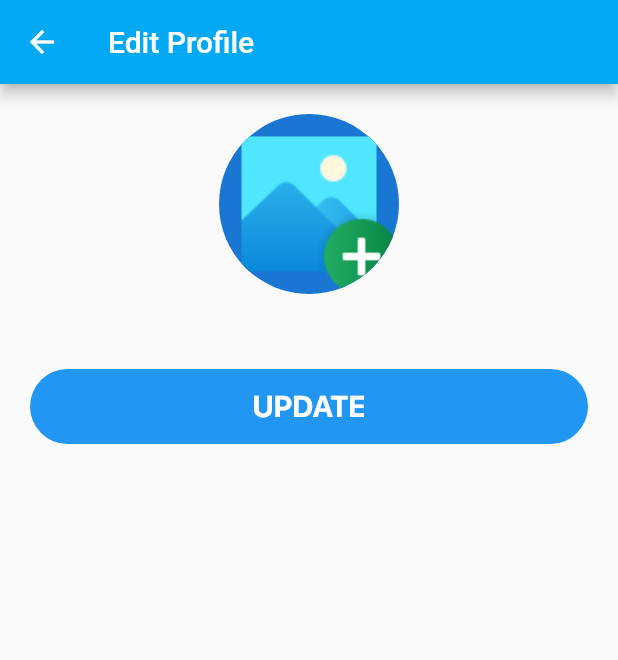
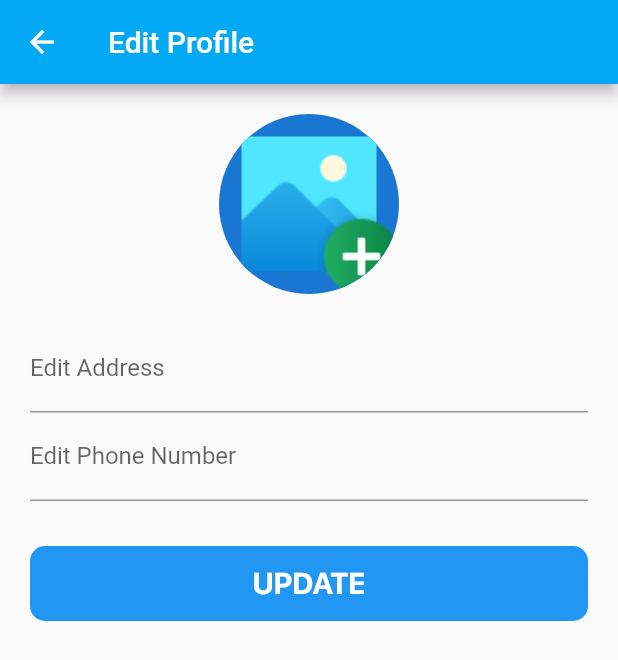
Before and after one commit to yash181999/Emp_Care, a Flutter app: the EditProfile screen opened directly, on a phone screen of 412 x 824 dp. Shown: the top 660 px of the screen. Run offline on Flutter 3.47's test engine with Material 2 defaults, Android fonts, the light colour scheme and no system bars; our stand-ins replace bubble, cloud_firestore, firebase_auth, firebase_storage, image_picker, pie_chart and 1 more; missing offline and left inert: date_range_picker, flutter_dialogflow_v2; accounts and stored records are empty; statements that could not run were skipped; project files that could hold a hidden picture were left out.

Commit message:
New Commit Main App

```diff
--- a/lib/profile/editProfile.dart
+++ b/lib/profile/editProfile.dart
@@ -23,13 +23,14 @@ class EditProfile extends StatefulWidget {
 class _EditProfileState extends State<EditProfile> {
 
   final _formKey = GlobalKey<FormState>();
-  TextEditingController nameController = TextEditingController();
-  TextEditingController bioController = TextEditingController();
+  TextEditingController addressController = TextEditingController();
+  TextEditingController phoneNumber = TextEditingController();
 
   initState(){
     super.initState();
     setState(() {
-      nameController.text  = widget.name;
+      addressController.text  = widget.address;
+      phoneNumber.text = widget.phone;
     });
   }
 
@@ -45,7 +46,7 @@ class _EditProfileState extends State<EditProfile> {
         color: Colors.blue,
         elevation: 0,
         shape: RoundedRectangleBorder(
-          borderRadius: BorderRadius.circular(58.0),
+          borderRadius: BorderRadius.circular(10),
         ),
         onPressed: () async{
 
@@ -65,21 +66,14 @@ class _EditProfileState extends State<EditProfile> {
               (await uploadThumbnailImage.onComplete);
               final String imageUrl = await imageDownloadUrl.ref.getDownloadURL();
 
-              Firestore.instance.collection("Users").document(widget.userId).updateData({
-                "profilePic" : imageUrl,
+             await  Firestore.instance.collection("Users").document(widget.userId).updateData({
+                 "profilePic" : imageUrl,
+                 "address" : addressController.text,
+                 "phone" : phoneNumber.text,
               });
-
-
 
             }
 
-
-            Firestore.instance.collection("Users").document(widget.userId).updateData({
-              "name" : nameController,
-              "bio" : bioController,
-            });
-
-            AuthService.saveUserNameSharedPref(nameController.text);
 
             Navigator.pop(context);
 
@@ -129,6 +123,40 @@ class _EditProfileState extends State<EditProfile> {
 
               SizedBox(height: 20,),
 
+              TextFormField(
+                validator: (value){
+                  if(value.isEmpty) {
+                    return "Field should not be empty";
+                  }
+                  return null;
+                },
+                controller: addressController,
+                decoration: InputDecoration(
+                  labelText: "Edit Address",
+                ),
+              ),
+
+              TextFormField(
+                keyboardType: TextInputType.number,
+                validator: (value){
+                  if(value.isEmpty) {
+                    return "Field should not be empty";
+                  }
+                  if(value.length<10 || value.length>10) {
+                    return "Invalid Phone Number";
+                  }
+                  return null;
+                },
+                controller: phoneNumber,
+                decoration: InputDecoration(
+                  labelText: "Edit Phone Number",
+
+
+                ),
+              ),
+
+
+
 
 
               SizedBox(height: 30,),
--- a/lib/sideNavBar/sideNavBar.dart
+++ b/lib/sideNavBar/sideNavBar.dart
@@ -50,6 +50,7 @@ class _NavDrawerState extends State<NavDrawer> {
            userData.add(value.data['idProof']);
            userData.add(value.data['phone']);
            userData.add(value.data['address']);
+           userData.add(value.data['profilePic']);
            AuthService.saveUserNameSharedPref(value.data['name']);
 
          }
@@ -98,6 +99,7 @@ class _NavDrawerState extends State<NavDrawer> {
                         children: [
                           CircleAvatar(
                             radius: 40,
+                            backgroundImage:  AssetImage('assets/images/dummy_profile.jpg') ,
                             backgroundColor: Colors.green,
                             // backgroundImage: AssetImage('images/batman.jpg'),
                           ),
--- a/pubspec.yaml
+++ b/pubspec.yaml
@@ -41,7 +41,7 @@ dependencies:
   firebase_storage: ^3.1.6
   random_string: ^2.1.0
   date_range_picker: ^1.0.6
-  image_picker:
+  image_picker: ^0.6.7+3
 
 
 
```
Also changed, not shown: lib/profile/edit_password.dart (added, +70 -0 lines), lib/profile/profile.dart (+38 -6 lines).
